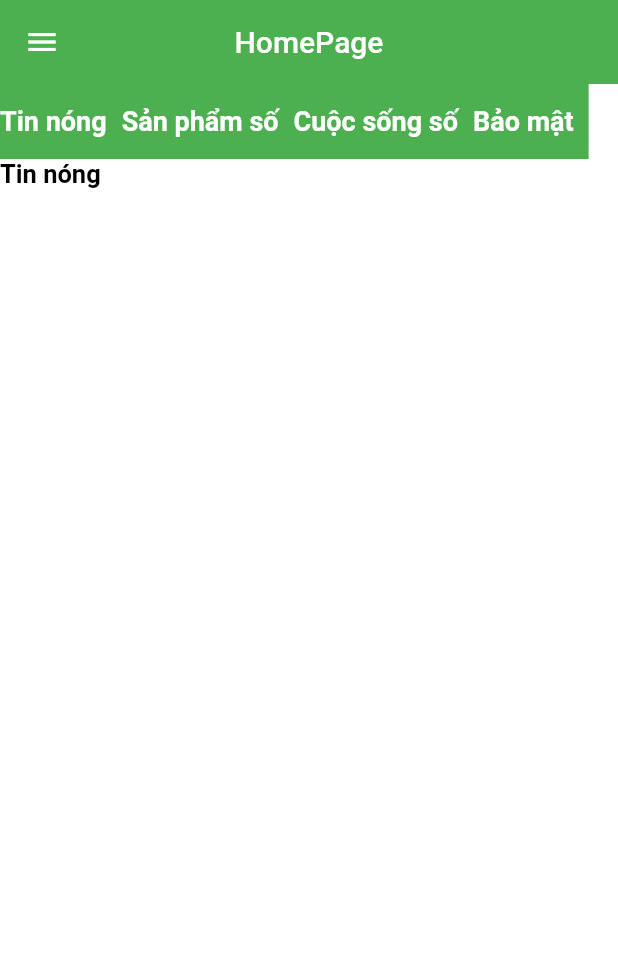
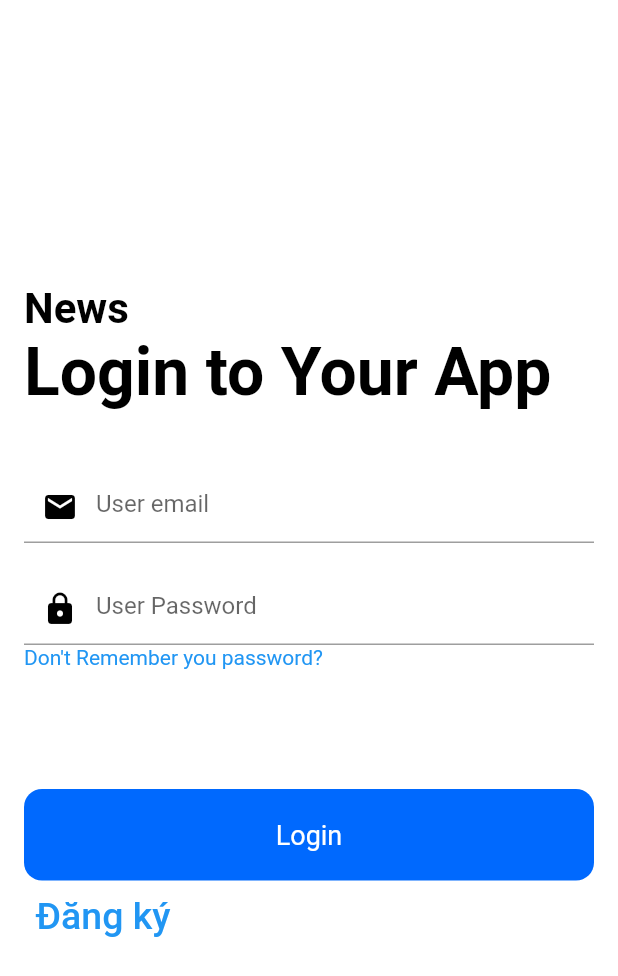
Before and after one commit to TNNam1408/News_Flutter_Firebase, a Flutter app: the screen it shows after launch, on a phone screen of 412 x 824 dp. Shown: the top 976 px of the screen. Run offline on Flutter 3.47's test engine with Material 2 defaults, Android fonts, the phone set to English and light mode, and no system bars; our stand-ins replace cloud_firestore, equatable, firebase_auth, firebase_core, rating_dialog; accounts and stored records are empty; statements that could not run were skipped.

Commit message:
login-signup

```diff
--- a/lib/router/app_route.dart
+++ b/lib/router/app_route.dart
@@ -2,16 +2,22 @@ import 'package:flutter/material.dart';
 import 'package:news/model/news.dart';
 import 'package:news/screens/detail_screen.dart';
 import 'package:news/screens/home_screen.dart';
+import 'package:news/screens/login_screen.dart';
 import 'package:news/screens/save_screen.dart';
 import 'package:news/screens/seen_screen.dart';
 import 'package:news/screens/send_email_screen.dart';
+import 'package:news/screens/signup_screen.dart';
 
 class AppRoute {
   Route onGenerateRoute(RouteSettings settings) {
     switch (settings.name) {
 
       case '/':
-        return HomeScreen.route();
+        return LoginScreen.route();
+      case '/login':
+        return LoginScreen.route();
+      case '/signup':
+        return SignUpScreen.route();
       case '/home':
         return HomeScreen.route();
       case '/save':
--- /dev/null
+++ b/lib/screens/login_screen.dart
@@ -0,0 +1,147 @@
+import 'package:firebase_auth/firebase_auth.dart';
+import 'package:firebase_core/firebase_core.dart';
+import 'package:flutter/material.dart';
+
+class LoginScreen extends StatefulWidget {
+  const LoginScreen({Key key}) : super(key: key);
+  static Route route() {
+    return MaterialPageRoute(builder: (context) => const LoginScreen());
+  }
+
+  @override
+  _LoginScreenState createState() => _LoginScreenState();
+}
+
+class User {
+  String userId;
+
+  User({this.userId});
+}
+
+class _LoginScreenState extends State<LoginScreen> {
+  User _userFromFirebaseUser(FirebaseUser user) {
+    return user != null ? User(userId: user.uid) : null;
+  }
+
+  Future signInWithEmailAndPassword(
+      {String email, String password, BuildContext context}) async {
+    FirebaseAuth _auth = FirebaseAuth.instance;
+    User user;
+    try {
+      AuthResult result = await _auth.signInWithEmailAndPassword(
+          email: email, password: password);
+      FirebaseUser firebaseUser = result.user;
+      return _userFromFirebaseUser(firebaseUser);
+    } catch (e) {
+      print(e.toString());
+    }
+    return user;
+  }
+
+  @override
+  Widget build(BuildContext context) {
+    TextEditingController _email = TextEditingController();
+    TextEditingController _pass = TextEditingController();
+    return Scaffold(
+      body: Padding(
+        padding: EdgeInsets.all(16),
+        child: Column(
+          mainAxisAlignment: MainAxisAlignment.center,
+          crossAxisAlignment: CrossAxisAlignment.start,
+          children: [
+            const Text(
+              "News",
+              style: TextStyle(
+                  color: Colors.black,
+                  fontSize: 28,
+                  fontWeight: FontWeight.bold),
+            ),
+            const Text(
+              "Login to Your App",
+              style: TextStyle(
+                color: Colors.black,
+                fontSize: 44,
+                fontWeight: FontWeight.bold,
+              ),
+            ),
+            const SizedBox(
+              height: 40,
+            ),
+            TextField(
+              controller: _email,
+              keyboardType: TextInputType.emailAddress,
+              decoration: const InputDecoration(
+                hintText: "User email",
+                prefixIcon: Icon(
+                  Icons.mail,
+                  color: Colors.black,
+                ),
+              ),
+            ),
+            const SizedBox(
+              height: 20,
+            ),
+            TextField(
+              controller: _pass,
+              obscureText: true,
+              decoration: const InputDecoration(
+                hintText: "User Password",
+                prefixIcon: Icon(
+                  Icons.lock,
+                  color: Colors.black,
+                ),
+              ),
+            ),
+            const Text(
+              "Don't Remember you password?",
+              style: TextStyle(
+                color: Colors.blue,
+              ),
+            ),
+            const SizedBox(
+              height: 80,
+            ),
+            Container(
+              width: double.infinity,
+              child: RawMaterialButton(
+                fillColor: const Color(0xFF0069FE),
+                elevation: 0.0,
+                padding: const EdgeInsets.symmetric(vertical: 20),
+                shape: RoundedRectangleBorder(
+                  borderRadius: BorderRadius.circular(12),
+                ),
+                onPressed: () async {
+                  User user = await signInWithEmailAndPassword(
+                      email: _email.text,
+                      password: _pass.text,
+                      context: context);
+                  if (user != null) {
+                    Navigator.of(context).pushReplacementNamed('/home');
+                  } else {
+                    print('error');
+                  }
+                },
+                child: const Text(
+                  "Login",
+                  style: TextStyle(
+                    color: Colors.white,
+                    fontSize: 18,
+                  ),
+                ),
+              ),
+            ),
+            TextButton(
+              onPressed: () {
+                Navigator.of(context).pushReplacementNamed('/signup');
+              },
+              child: const Text(
+                "Đăng ký",
+                style: TextStyle(fontSize: 25),
+              ),
+            ),
+          ],
+        ),
+      ),
+    );
+  }
+}
--- a/pubspec.yaml
+++ b/pubspec.yaml
@@ -34,7 +34,7 @@ dependencies:
   # The following adds the Cupertino Icons font to your application.
   # Use with the CupertinoIcons class for iOS style icons.
   cupertino_icons: ^1.0.2
-#  firebase_core: ^1.12.0
+  firebase_core: ^0.4.5
 #  cloud_firestore: ^2.5.4
   firebase_auth: ^0.16.1
   cloud_firestore: ^0.13.7
```
Also changed, not shown: lib/main.dart (+7 -1 lines), lib/screens/home_screen.dart (+32 -0 lines), lib/screens/signup_screen.dart (added, +122 -0 lines), pubspec.lock.
